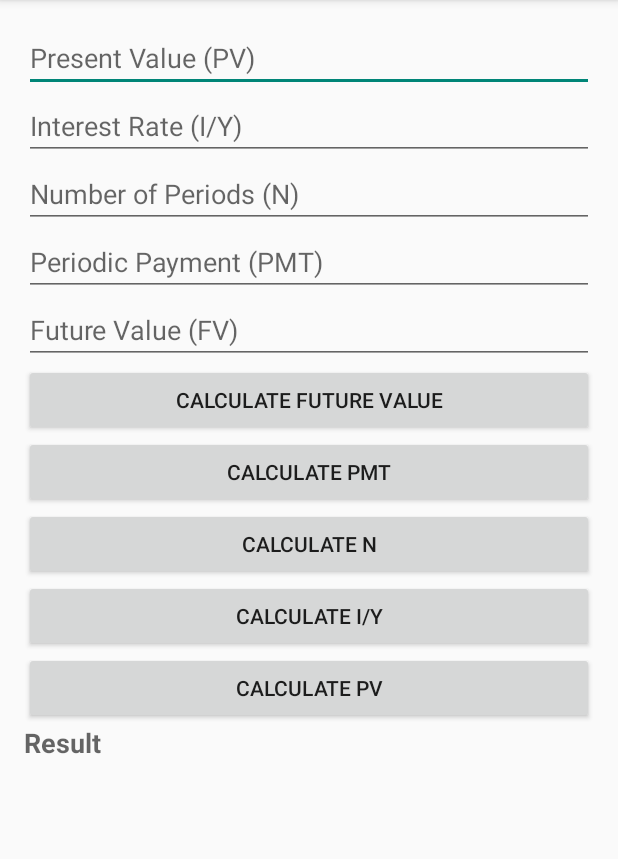
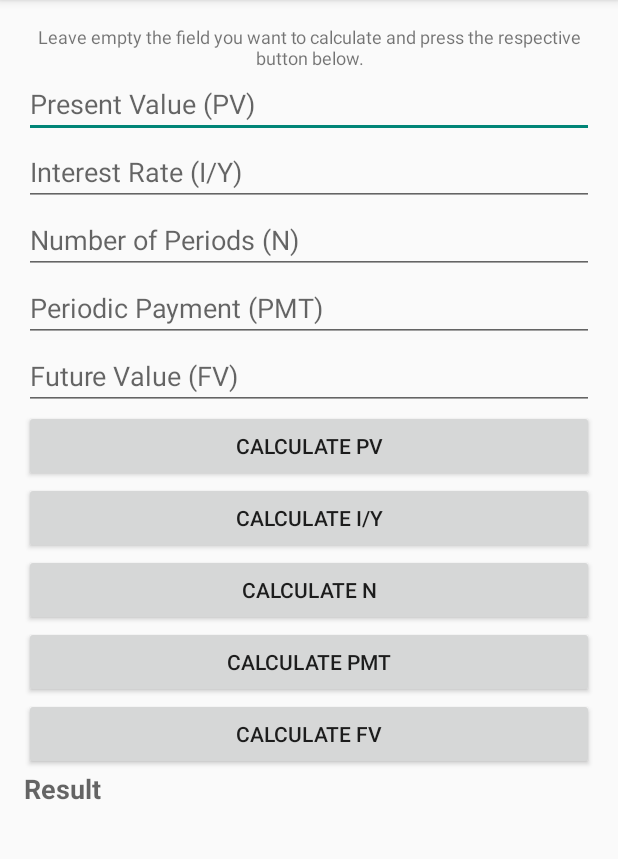
Before and after one commit to luiscunhacsc/finance_calculator_android, an Android app built with Jetpack Compose: the screen it shows after launch (MainActivity), on a phone screen of 412 x 824 dp, the part 84-943 px from its top. Run offline under Robolectric (Android 15) with nearby library versions, the phone set to English and light mode, and no system bars.

Commit message:
Instructions and button reorganized to match fields

```diff
--- a/app/src/main/res/layout/activity_main.xml
+++ b/app/src/main/res/layout/activity_main.xml
@@ -1,11 +1,24 @@
+
 <RelativeLayout xmlns:android="http://schemas.android.com/apk/res/android"
     android:layout_width="match_parent"
     android:layout_height="match_parent"
     android:padding="16dp">
 
+
+
+    <TextView
+        android:id="@+id/textViewInstructions"
+        android:layout_width="match_parent"
+        android:layout_height="wrap_content"
+        android:text="Leave empty the field you want to calculate and press the respective button below."
+        android:textSize="12sp"
+        android:textAlignment="center"/>
+
+
     <!-- Present Value (PV) Input -->
     <EditText
         android:id="@+id/editTextPresentValue"
+        android:layout_below="@id/textViewInstructions"
         android:layout_width="match_parent"
         android:layout_height="wrap_content"
         android:hint="Present Value (PV)"
@@ -47,56 +60,60 @@
         android:hint="Future Value (FV)"
         android:inputType="numberDecimal|numberSigned" />
 
-    <!-- Calculate Future Value Button -->
+
+    <!-- Calculate Present Value (PV) Button -->
     <Button
-        android:id="@+id/buttonCalculateFV"
+        android:id="@+id/buttonCalculatePV"
         android:layout_below="@id/editTextFutureValue"
         android:layout_width="match_parent"
         android:layout_height="wrap_content"
-        android:text="Calculate Future Value" />
-
-    <!-- Calculate PMT Button -->
-    <Button
-        android:id="@+id/buttonCalculatePMT"
-        android:layout_below="@id/buttonCalculateFV"
-        android:layout_width="match_parent"
-        android:layout_height="wrap_content"
-        android:text="Calculate PMT" />
-
-    <!-- Calculate Number of Periods (N) Button -->
-    <Button
-        android:id="@+id/buttonCalculateN"
-        android:layout_below="@id/buttonCalculatePMT"
-        android:layout_width="match_parent"
-        android:layout_height="wrap_content"
-        android:text="Calculate N" />
+        android:text="Calculate PV" />
 
     <!-- Calculate Interest per Year (I/Y) Button -->
     <!-- Note: This button is for demonstration purposes only, as the method requires a numerical solution. -->
     <Button
         android:id="@+id/buttonCalculateIY"
-        android:layout_below="@id/buttonCalculateN"
+        android:layout_below="@id/buttonCalculatePV"
         android:layout_width="match_parent"
         android:layout_height="wrap_content"
         android:text="Calculate I/Y" />
 
-    <!-- Calculate Present Value (PV) Button -->
+
+    <!-- Calculate Number of Periods (N) Button -->
     <Button
-        android:id="@+id/buttonCalculatePV"
+        android:id="@+id/buttonCalculateN"
         android:layout_below="@id/buttonCalculateIY"
         android:layout_width="match_parent"
         android:layout_height="wrap_content"
-        android:text="Calculate PV" />
+        android:text="Calculate N" />
+
+    <!-- Calculate PMT Button -->
+    <Button
+        android:id="@+id/buttonCalculatePMT"
+        android:layout_below="@id/buttonCalculateN"
+        android:layout_width="match_parent"
+        android:layout_height="wrap_content"
+        android:text="Calculate PMT" />
+
+
+    <!-- Calculate Future Value Button -->
+    <Button
+        android:id="@+id/buttonCalculateFV"
+        android:layout_below="@id/buttonCalculatePMT"
+        android:layout_width="match_parent"
+        android:layout_height="wrap_content"
+        android:text="Calculate FV" />
 
     <!-- Result Display -->
     <TextView
         android:id="@+id/textViewResult"
-        android:layout_below="@id/buttonCalculatePV"
+        android:layout_below="@id/buttonCalculateFV"
         android:layout_width="match_parent"
         android:layout_height="wrap_content"
         android:hint="Result"
         android:textAppearance="?android:attr/textAppearanceMedium"
         android:textStyle="bold" />
+
 
     <Button
         android:id="@+id/buttonNewCalculation"
```
